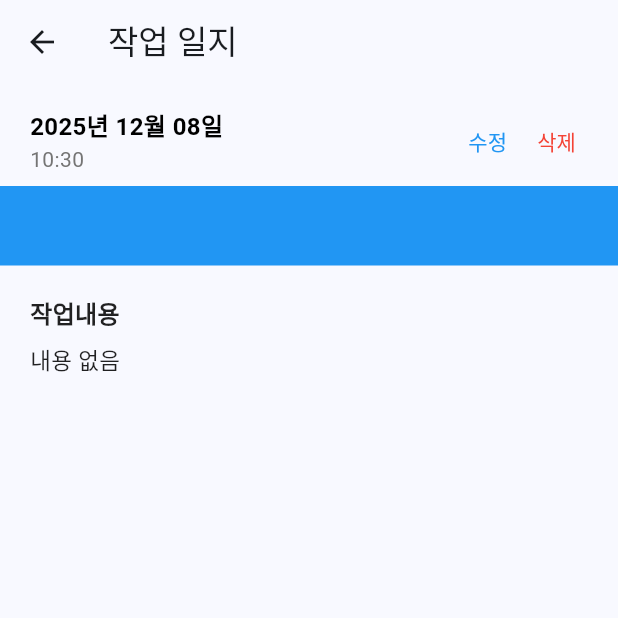
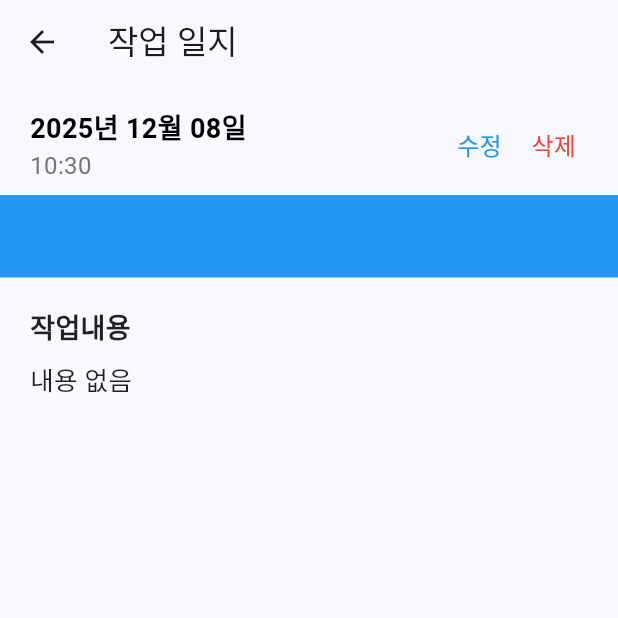
Before and after one commit to hwani1103/log_it, a Flutter app: the WorkLogDetailScreen screen opened directly with empty values, on a phone screen of 412 x 824 dp, the top half of it. Run offline on Flutter 3.47's test engine with Material 3 defaults, Android fonts, the phone set to English and light mode, and no system bars; our stand-ins replace cached_network_image, cloud_firestore, firebase_auth, firebase_core, firebase_storage, google_sign_in and 2 more; accounts and stored records are empty.

Commit message:
Increase all font sizes slightly for better readability
- Date: 18pt (was 16pt)
- Time: 16pt (was 14pt)
- Edit/Delete buttons: 16pt (was 14pt)
- Equipment name: 22pt (was 20pt)
- Content label: 18pt (was 16pt)
- Content text: 17pt (was 15pt)
- Attachment label: 18pt (was 16pt)

```diff
--- a/lib/screens/work_log_detail_screen.dart
+++ b/lib/screens/work_log_detail_screen.dart
@@ -191,7 +191,7 @@ class _WorkLogDetailScreenState extends State<WorkLogDetailScreen> {
                       Text(
                         dateStr,
                         style: const TextStyle(
-                          fontSize: 16,
+                          fontSize: 18,
                           fontWeight: FontWeight.bold,
                           color: Colors.black,
                         ),
@@ -199,7 +199,7 @@ class _WorkLogDetailScreenState extends State<WorkLogDetailScreen> {
                       Text(
                         timeStr,
                         style: TextStyle(
-                          fontSize: 14,
+                          fontSize: 16,
                           color: Colors.grey.shade600,
                         ),
                       ),
@@ -218,7 +218,7 @@ class _WorkLogDetailScreenState extends State<WorkLogDetailScreen> {
                         child: const Text(
                           '수정',
                           style: TextStyle(
-                            fontSize: 14,
+                            fontSize: 16,
                             color: Colors.blue,
                           ),
                         ),
@@ -234,7 +234,7 @@ class _WorkLogDetailScreenState extends State<WorkLogDetailScreen> {
                         child: const Text(
                           '삭제',
                           style: TextStyle(
-                            fontSize: 14,
+                            fontSize: 16,
                             color: Colors.red,
                           ),
                         ),
@@ -253,7 +253,7 @@ class _WorkLogDetailScreenState extends State<WorkLogDetailScreen> {
               child: Text(
                 widget.workLog.equipmentName,
                 style: const TextStyle(
-                  fontSize: 20,
+                  fontSize: 22,
                   fontWeight: FontWeight.bold,
                   color: Colors.white,
                 ),
@@ -269,7 +269,7 @@ class _WorkLogDetailScreenState extends State<WorkLogDetailScreen> {
                   const Text(
                     '작업내용',
                     style: TextStyle(
-                      fontSize: 16,
+                      fontSize: 18,
                       fontWeight: FontWeight.bold,
                       color: Colors.black87,
                     ),
@@ -280,7 +280,7 @@ class _WorkLogDetailScreenState extends State<WorkLogDetailScreen> {
                         ? widget.workLog.content
                         : '내용 없음',
                     style: const TextStyle(
-                      fontSize: 15,
+                      fontSize: 17,
                       height: 1.6,
                       color: Colors.black87,
                     ),
@@ -301,7 +301,7 @@ class _WorkLogDetailScreenState extends State<WorkLogDetailScreen> {
                     const Text(
                       '첨부 파일',
                       style: TextStyle(
-                        fontSize: 16,
+                        fontSize: 18,
                         fontWeight: FontWeight.bold,
                         color: Colors.black87,
                       ),
```
